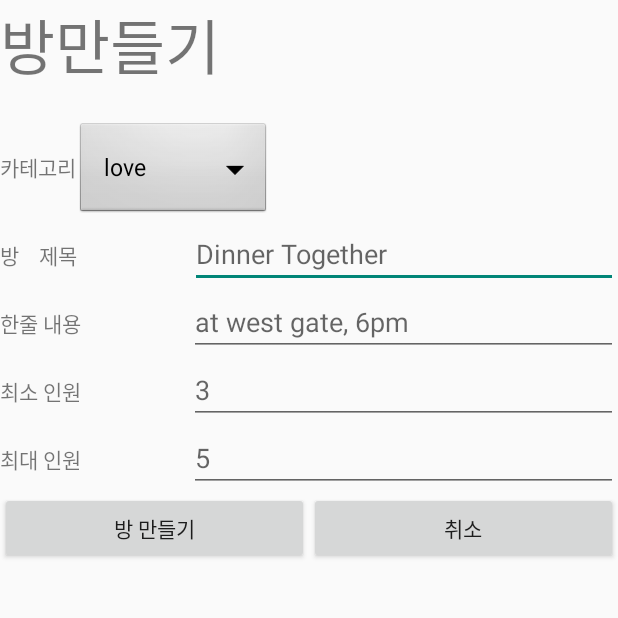
After one commit to tommyyun/SoolSool, an Android app: the AddRoomActivity screen opened directly, with no data from a screen before it, on a phone screen of 412 x 824 dp, the top half of it. The commit adds this screen. Run offline under Robolectric (Android 15) with nearby library versions, the phone set to English and light mode, and no system bars; our stand-ins replace Volley; network calls fail.

```diff
--- a/app/src/main/AndroidManifest.xml
+++ b/app/src/main/AndroidManifest.xml
@@ -20,6 +20,7 @@
             </intent-filter>
         </activity>
         <activity android:name=".ChatActivity"/>
+        <activity android:name=".AddRoomActivity"/>
     </application>
 
 </manifest>
--- /dev/null
+++ b/app/src/main/java/com/example/q/soolsool/AddRoomActivity.java
@@ -0,0 +1,89 @@
+package com.example.q.soolsool;
+
+import android.os.Bundle;
+import android.support.annotation.Nullable;
+import android.support.v7.app.AppCompatActivity;
+import android.util.Log;
+import android.view.View;
+import android.widget.AdapterView;
+import android.widget.ArrayAdapter;
+import android.widget.Button;
+import android.widget.EditText;
+import android.widget.Spinner;
+
+import com.android.volley.Request;
+import com.android.volley.Response;
+import com.android.volley.VolleyError;
+import com.android.volley.toolbox.JsonArrayRequest;
+import com.android.volley.toolbox.StringRequest;
+import com.android.volley.toolbox.Volley;
+
+import org.json.JSONArray;
+import org.json.JSONObject;
+
+import java.lang.reflect.Method;
+import java.util.HashMap;
+import java.util.Map;
+
+public class AddRoomActivity extends AppCompatActivity {
+
+    @Override
+    protected void onCreate(@Nullable Bundle savedInstanceState) {
+        super.onCreate(savedInstanceState);
+        setContentView(R.layout.tab1_add_room);
+
+        final EditText title = (EditText) findViewById(R.id.input_title);
+        final EditText content = (EditText) findViewById(R.id.input_content);
+        final EditText minHold = (EditText) findViewById(R.id.input_minHold);
+        final EditText maxHold = (EditText) findViewById(R.id.input_maxHold);
+        final Spinner category = (Spinner) findViewById(R.id.spinner);
+        Button create = (Button) findViewById(R.id.create);
+        Button close = (Button) findViewById(R.id.cancel_create);
+
+        String[] items = new String[]{"love", "work", "life", "politics"};
+        ArrayAdapter<String> adapter = new ArrayAdapter<>(AddRoomActivity.this, android.R.layout.simple_spinner_dropdown_item, items);
+        adapter.setDropDownViewResource(android.R.layout.simple_spinner_dropdown_item);
+        category.setAdapter(adapter);
+
+        create.setOnClickListener(
+                new View.OnClickListener() {
+                    public void onClick(View v) {
+                        Volley.newRequestQueue(getApplicationContext()).add(new StringRequest(Request.Method.POST, "http://52.231.70.8:8080/room/"+MainActivity.id ,
+                                new Response.Listener<String>() {
+                                    @Override
+                                    public void onResponse(String response) {
+                                        System.out.println(response);
+                                        finish();
+                                    }
+                                },
+                                new Response.ErrorListener() {
+                                    @Override
+                                    public void onErrorResponse(VolleyError error) {
+                                        System.out.println(error.getMessage());
+                                    }
+                                }) {
+                            @Override
+                            protected Map<String, String> getParams() {
+                                Map<String, String> params = new HashMap<String, String>();
+                                params.put("title", title.getText().toString());
+                                params.put("content", content.getText().toString());
+                                params.put("minHold", minHold.getText().toString());
+                                params.put("maxHold", maxHold.getText().toString());
+                                params.put("category", category.getSelectedItem().toString());
+
+                                return params;
+                            }
+                        });
+                    }
+                }
+        );
+
+        close.setOnClickListener(
+                new View.OnClickListener() {
+                    public void onClick(View v) {
+                        finish();
+                    }
+                }
+        );
+    }
+}
--- a/app/src/main/java/com/example/q/soolsool/MainActivity.java
+++ b/app/src/main/java/com/example/q/soolsool/MainActivity.java
@@ -20,7 +20,7 @@ import android.widget.ImageView;
 import java.lang.ref.WeakReference;
 
 public class MainActivity extends AppCompatActivity implements View.OnClickListener{
-    public static String id="sangjin";
+    public static String id="on";
     public static boolean loggedIn = true;
 
     private static class MainHandler extends Handler {
--- /dev/null
+++ b/app/src/main/res/layout/tab1_add_room.xml
@@ -0,0 +1,143 @@
+<?xml version="1.0" encoding="utf-8"?>
+<LinearLayout xmlns:android="http://schemas.android.com/apk/res/android"
+    android:layout_width="match_parent"
+    android:layout_height="match_parent"
+    android:orientation="vertical">
+
+    <TextView
+        android:id="@+id/textView6"
+        android:layout_width="match_parent"
+        android:layout_height="wrap_content"
+        android:text="방만들기"
+        android:textSize="40dp"
+        android:layout_marginBottom="20dp"/>
+
+    <LinearLayout
+        android:layout_width="match_parent"
+        android:layout_height="wrap_content"
+        android:orientation="horizontal">
+
+        <TextView
+            android:id="@+id/textView2"
+            android:layout_width="wrap_content"
+            android:layout_height="wrap_content"
+            android:text="카테고리" />
+
+        <Spinner
+            android:id="@+id/spinner"
+            android:layout_width="wrap_content"
+            android:layout_height="wrap_content"
+            android:background="@android:drawable/btn_dropdown"
+            android:spinnerMode="dropdown" />
+
+    </LinearLayout>
+
+    <LinearLayout
+        android:layout_width="match_parent"
+        android:layout_height="wrap_content"
+        android:orientation="horizontal">
+
+        <TextView
+            android:id="@+id/title"
+            android:layout_width="wrap_content"
+            android:layout_height="wrap_content"
+            android:layout_weight="1"
+            android:text="방    제목 " />
+
+        <EditText
+            android:id="@+id/input_title"
+            android:layout_width="wrap_content"
+            android:layout_height="wrap_content"
+            android:layout_weight="1"
+            android:ems="10"
+            android:inputType="textPersonName"
+            android:hint="Dinner Together" />
+    </LinearLayout>
+
+    <LinearLayout
+        android:layout_width="match_parent"
+        android:layout_height="wrap_content"
+        android:orientation="horizontal">
+
+        <TextView
+            android:id="@+id/content"
+            android:layout_width="wrap_content"
+            android:layout_height="wrap_content"
+            android:layout_weight="1"
+            android:text="한줄 내용" />
+
+        <EditText
+            android:id="@+id/input_content"
+            android:layout_width="wrap_content"
+            android:layout_height="wrap_content"
+            android:layout_weight="1"
+            android:ems="10"
+            android:inputType="textPersonName"
+            android:hint="at west gate, 6pm" />
+    </LinearLayout>
+
+    <LinearLayout
+        android:layout_width="match_parent"
+        android:layout_height="wrap_content"
+        android:orientation="horizontal">
+
+        <TextView
+            android:id="@+id/minHold"
+            android:layout_width="wrap_content"
+            android:layout_height="wrap_content"
+            android:layout_weight="1"
+            android:text="최소 인원" />
+
+        <EditText
+            android:id="@+id/input_minHold"
+            android:layout_width="wrap_content"
+            android:layout_height="wrap_content"
+            android:layout_weight="1"
+            android:ems="10"
+            android:inputType="textPersonName"
+            android:hint="3" />
+    </LinearLayout>
+
+    <LinearLayout
+        android:layout_width="match_parent"
+        android:layout_height="wrap_content"
+        android:orientation="horizontal">
+
+        <TextView
+            android:id="@+id/maxHold"
+            android:layout_width="wrap_content"
+            android:layout_height="wrap_content"
+            android:layout_weight="1"
+            android:text="최대 인원" />
+
+        <EditText
+            android:id="@+id/input_maxHold"
+            android:layout_width="wrap_content"
+            android:layout_height="wrap_content"
+            android:layout_weight="1"
+            android:ems="10"
+            android:inputType="textPersonName"
+            android:hint="5" />
+    </LinearLayout>
+
+    <LinearLayout
+        android:layout_width="match_parent"
+        android:layout_height="match_parent"
+        android:orientation="horizontal">
+
+        <Button
+            android:id="@+id/create"
+            android:layout_width="wrap_content"
+            android:layout_height="wrap_content"
+            android:layout_weight="1"
+            android:text="방 만들기" />
+
+        <Button
+            android:id="@+id/cancel_create"
+            android:layout_width="wrap_content"
+            android:layout_height="wrap_content"
+            android:layout_weight="1"
+            android:text="취소" />
+    </LinearLayout>
+
+</LinearLayout>
```
Also changed, not shown: app/src/main/java/com/example/q/soolsool/Room.java (+15 -0 lines), app/src/main/java/com/example/q/soolsool/Tab1.java (+54 -7 lines), app/src/main/res/layout/tab1.xml (+29 -3 lines).
